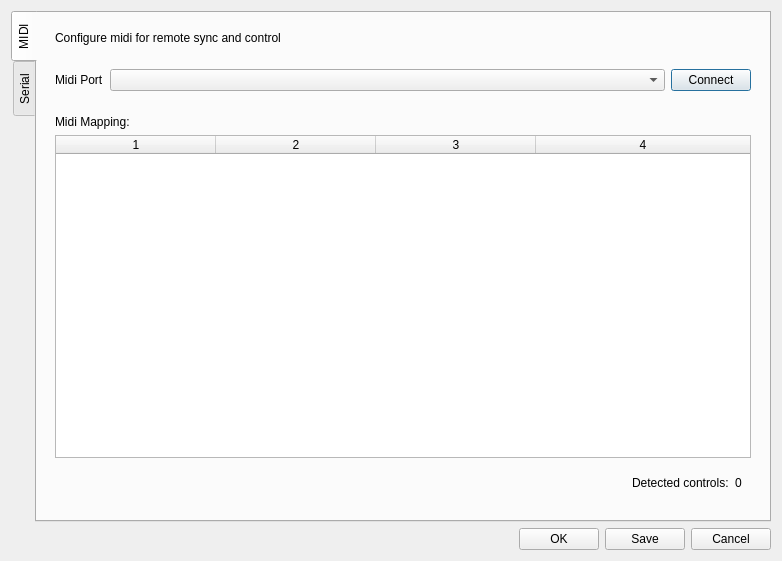
This is configdialog.ui in minotor-org/minotor as Qt 5 draws it before an edit. The edited form follows.
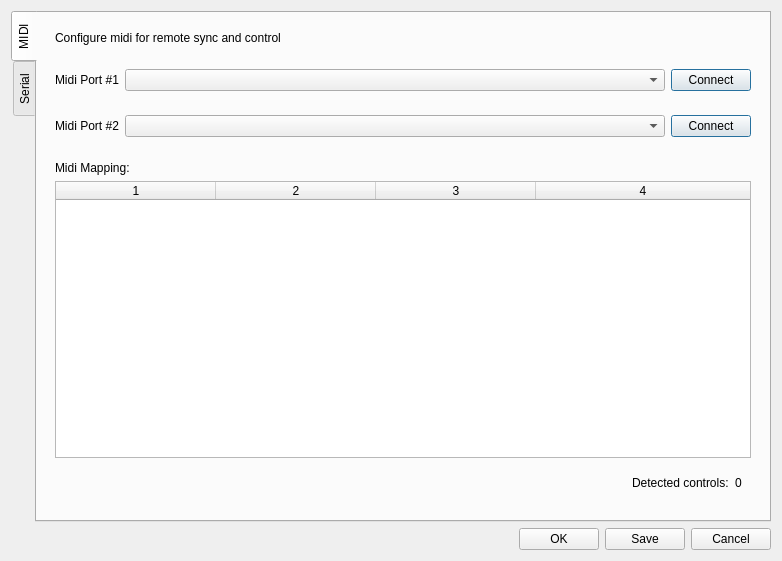
This is the edited form.

Commit message: Support multiple MIDI interfaces

The edit to the form file:
```diff
--- a/configdialog.ui
+++ b/configdialog.ui
@@ -48,7 +48,7 @@
             <item>
              <widget class="QLabel" name="lMidi">
               <property name="text">
-               <string>Midi Port</string>
+               <string>Midi Port #1</string>
               </property>
              </widget>
             </item>
@@ -63,7 +63,43 @@
              </widget>
             </item>
             <item>
-             <widget class="QPushButton" name="pbMidiConnect">
+             <widget class="QPushButton" name="pbMidiConnect_1">
+              <property name="text">
+               <string>Connect</string>
+              </property>
+              <property name="checkable">
+               <bool>true</bool>
+              </property>
+              <property name="default">
+               <bool>true</bool>
+              </property>
+             </widget>
+            </item>
+           </layout>
+          </widget>
+         </item>
+         <item>
+          <widget class="QWidget" name="widget_7" native="true">
+           <layout class="QHBoxLayout" name="horizontalLayout_5">
+            <item>
+             <widget class="QLabel" name="lMidi_2">
+              <property name="text">
+               <string>Midi Port #2</string>
+              </property>
+             </widget>
+            </item>
+            <item>
+             <widget class="QComboBox" name="cbMidiPort_2">
+              <property name="sizePolicy">
+               <sizepolicy hsizetype="MinimumExpanding" vsizetype="Fixed">
+                <horstretch>0</horstretch>
+                <verstretch>0</verstretch>
+               </sizepolicy>
+              </property>
+             </widget>
+            </item>
+            <item>
+             <widget class="QPushButton" name="pbMidiConnect_2">
               <property name="text">
                <string>Connect</string>
               </property>
```
Left out of the diff: 4 changed lines with no effect on the pictures. The commit also changes 17 other files.
